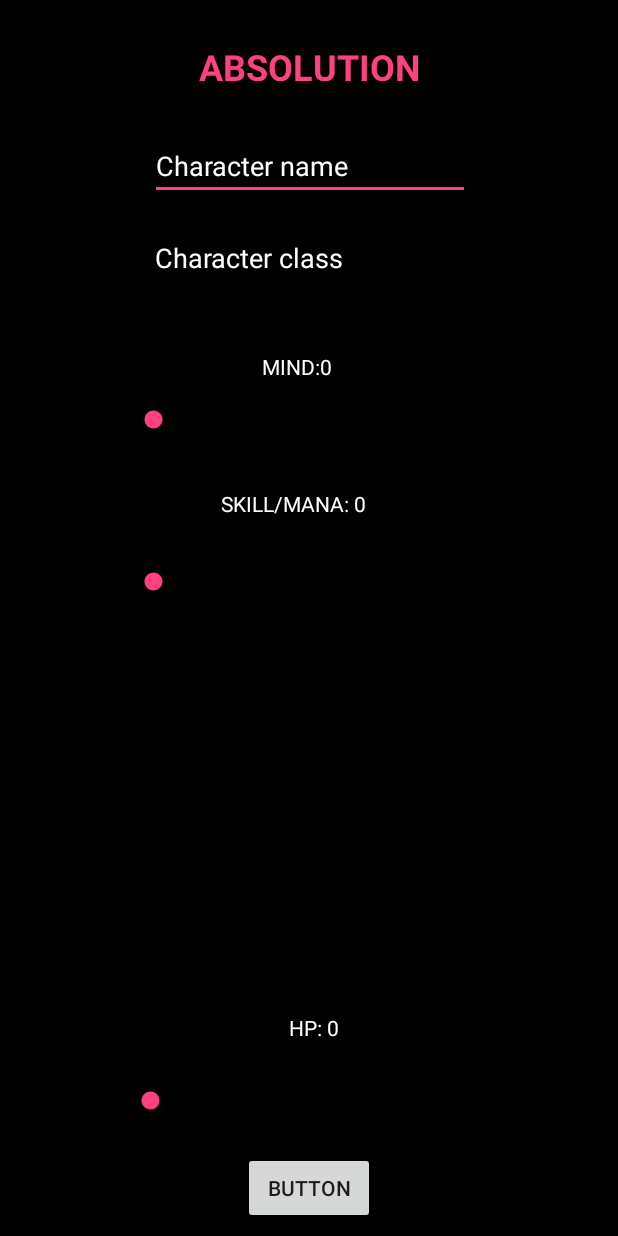
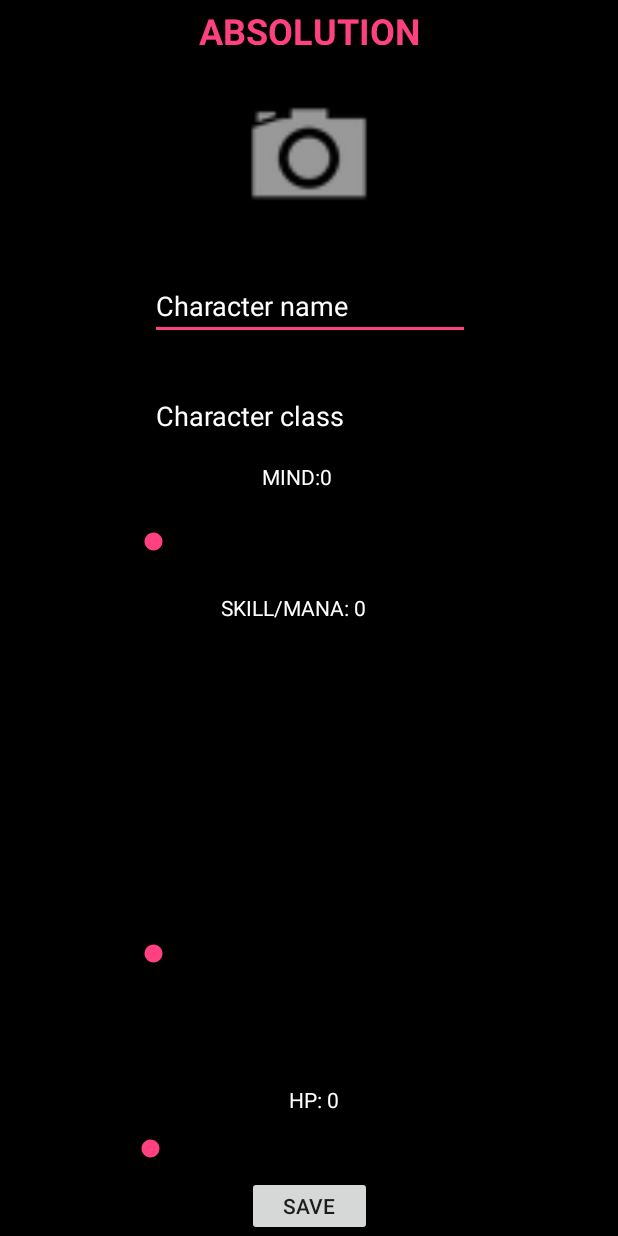
Before and after one commit to Risto12/Absolution, an Android app: the screen it shows after launch (CharCreation before the commit, CharCreationActivity after it), after a tap on "CREATE NEW CHARACTER", on a phone screen of 412 x 824 dp. Run offline under Robolectric (Android 15) with nearby library versions, the phone set to English and light mode, and no system bars.

Commit message:
NewChar done ;

```diff
--- a/app/src/main/AndroidManifest.xml
+++ b/app/src/main/AndroidManifest.xml
@@ -16,7 +16,8 @@
                 <category android:name="android.intent.category.LAUNCHER" />
             </intent-filter>
         </activity>
-        <activity android:name=".CharCreation"></activity>
+        <activity android:name=".CharCreationActivity" />
+        <activity android:name=".CharActivity"></activity>
     </application>
 
 </manifest>
--- a/app/src/main/java/com/example/root/absolution2/DataBase.kt
+++ b/app/src/main/java/com/example/root/absolution2/DataBase.kt
@@ -9,28 +9,49 @@ import android.widget.Toast
 
 
 
-
 class DataBase(context: Context) : SQLiteOpenHelper(context,"AbsolutionDB",null,1){
 
+
+
     val primary = "PRIMARY KEY"
-    val charTable = "characters"
+    val itemTable = "item"
+    val charTable = "character"
     val charId = "id"
     val charIdType = "INTEGER"
     val charName =  "name"
     val charNameType ="TEXT"
+    val charHP = "hp"
+    val charHPType = "Integer"
+    val charMind = "mind"
+    val charMindType = "Integer"
+    val charSkill = "skill"
+    val charSkillType = "Integer"
+    val charPic = "pic"
+    val charPicType ="blob"
+    val charGold = "gold"
+    val charGoldType ="Integer"
+
+    val bagItem = "item"
+    val bagItemType = "Text"
+
+
 
 
     override fun onCreate(db: SQLiteDatabase?) {
 
-        println("TABLE CREATION")
+        val sql : String = "CREATE TABLE $charTable ($charId $charIdType $primary,$charName $charNameType,$charHP $charHPType,$charMind $charMindType,$charSkill $charSkillType,$charPic $charPicType,$charGold $charGoldType)"
+
+        println(sql)
         try {
 
-            db!!.execSQL("CREATE TABLE $charTable ($charId $charId $primary, $charName $charNameType)");
+            db!!.execSQL(sql);
 
         }catch(err: Exception){
             println("ERR Sqlite onCreate " + err.toString())
+        }finally {
+
         }
-        db!!.close()
+
     }
 
     override fun onUpgrade(db: SQLiteDatabase?, oldVersion: Int, newVersion: Int) {
@@ -40,13 +61,21 @@ class DataBase(context: Context) : SQLiteOpenHelper(context,"AbsolutionDB",null,
 
     fun createCharacter(newChar : NewChar){
 
-        val db = writable();
-        val cv = ContentValues();
-        cv.put(charName,newChar.name);
+        val db = this.writableDatabase
+
+        val cv = ContentValues()
+
+        cv.put(charName,newChar.name)
+        cv.put(charHP,newChar.hp)
+        cv.put(charMind,newChar.mind)
+        cv.put(charSkill,newChar.skill)
+        cv.put(charPic,1)
+        cv.put(charGold,newChar.gold)
+
+
+
 
         val result = db.insert(charTable,null,cv)
-
-
 
         if(result == -1L){
             println("ERRROR inserting result")
@@ -56,10 +85,10 @@ class DataBase(context: Context) : SQLiteOpenHelper(context,"AbsolutionDB",null,
         db.close()
     }
 
-    fun dellChar(name: String){
+    fun dellChar(id: Int){
 
-        val db = writable()
-        println(db.execSQL("DELETE FROM $charTable WHERE $charName=\"$name\""))
+        val db = this.writableDatabase
+        println(db.execSQL("DELETE FROM $charTable WHERE $charId=$id"))
         db.close()
     }
 
@@ -67,7 +96,7 @@ class DataBase(context: Context) : SQLiteOpenHelper(context,"AbsolutionDB",null,
     fun getCharacters() : ArrayList<NewChar>{
 
         val res = ArrayList<NewChar>();
-        val db = writable()
+        val db = this.writableDatabase
 
         val result = db.rawQuery("SELECT * FROM $charTable",null)
 
@@ -77,7 +106,9 @@ class DataBase(context: Context) : SQLiteOpenHelper(context,"AbsolutionDB",null,
         }
 
         while(result.moveToNext()){
-            res.add(NewChar(result.getInt(0),result.getString(1)))
+            println(result.getInt(0))
+            res.add(NewChar(result.getInt(0),result.getString(1),result.getInt(2),result.getInt(3),
+                    result.getInt(4), null, result.getInt(6)))
         }
 
         db.close()
@@ -87,7 +118,7 @@ class DataBase(context: Context) : SQLiteOpenHelper(context,"AbsolutionDB",null,
     fun getCharacter(id: Integer) : NewChar{
 
 
-        val db = writable()
+        val db = this.writableDatabase
 
         val result = db.rawQuery("SELECT * FROM $charTable WHERE id=$id",null)
 
@@ -99,7 +130,7 @@ class DataBase(context: Context) : SQLiteOpenHelper(context,"AbsolutionDB",null,
         db.close()
         println(result.getString(1))
 
-        return NewChar(result.getInt(0),result.getString(1));
+        return NewChar(result.getInt(0),result.getString(1),0,0,0,null,0);
 
 
 
@@ -112,13 +143,11 @@ class DataBase(context: Context) : SQLiteOpenHelper(context,"AbsolutionDB",null,
     //Dev functions
 
     fun DestroyTable(){
-        println("DROP TABLE RESULTS" + writable().execSQL("DROP TABLE $charTable"));
+        println("DROP TABLE RESULTS" + this.writableDatabase.execSQL("DROP TABLE $charTable"));
 
     }
 
 
-    private fun writable() : SQLiteDatabase{
-        return this.writableDatabase;
-    }
+
 
 }
--- a/app/src/main/java/com/example/root/absolution2/MainActivity.kt
+++ b/app/src/main/java/com/example/root/absolution2/MainActivity.kt
@@ -5,6 +5,7 @@ import android.content.Intent
 import android.content.pm.ActivityInfo
 import android.support.v7.app.AppCompatActivity
 import android.os.Bundle
+import android.support.v4.content.ContextCompat.startActivity
 import android.support.v7.widget.LinearLayoutManager
 import android.support.v7.widget.RecyclerView
 import android.view.LayoutInflater
@@ -17,46 +18,59 @@ import kotlinx.android.synthetic.main.character.view.*
 
 class MainActivity : AppCompatActivity() {
 
+
     var database = DataBase(this);
 
-    val list = ArrayList<NewChar>();
+    fun startCharAct(id: Int){
+        val intent = Intent(this, CharActivity::class.java)
 
-
+        startActivity(intent)
+    }
 
     fun loadChars(){
 
-        database.getCharacters().forEach { list.add(NewChar(it.id,it.name)) }
+        val list = ArrayList<NewChar>();
+
+        database.getCharacters().forEach { list.add(NewChar(it.id,it.name,it.hp,it.mind,it.skill,it.pic,it.gold)) }
+
+        playerList.adapter = CharAdapter(list, this,this)
     }
 
     override fun onCreate(savedInstanceState: Bundle?) {
         super.onCreate(savedInstanceState)
         setContentView(R.layout.activity_main)
         setRequestedOrientation (ActivityInfo.SCREEN_ORIENTATION_PORTRAIT);
-        //this.deleteDatabase("AbsolutionDB");
-        //database.insertData(NewChar(1,"Petteri"))
 
-        loadChars();
+       //this.deleteDatabase("AbsolutionDB");
+
+        loadChars()
 
         playerList.layoutManager = LinearLayoutManager(this)
 
-        playerList.adapter = CharAdapter(list, this)
 
-        //refreshing
         create.setOnClickListener {
-            /*list.removeAll(list);
-            database.getCharacters().forEach { list.add(NewChar(it.id,it.name)) }
-            playerList.adapter = CharAdapter(list, this)
-            */
-            val intent = Intent(this, CharCreation::class.java)
+
+            val intent = Intent(this, CharCreationActivity::class.java)
+
             startActivity(intent)
 
         }
 
+
+
+    }
+
+
+    override fun onRestart() {
+        super.onRestart()
+        loadChars()
     }
 
 }
 
-private class CharAdapter(val items : ArrayList<NewChar>, val context: Context) : RecyclerView.Adapter<ViewHolder>() {
+private class CharAdapter(val items : ArrayList<NewChar>, val context: Context,main: MainActivity) : RecyclerView.Adapter<ViewHolder>() {
+
+   private val main = main;
 
     override fun onCreateViewHolder(parent: ViewGroup, viewType: Int): ViewHolder {
 
@@ -70,7 +84,11 @@ private class CharAdapter(val items : ArrayList<NewChar>, val context: Context)
     override fun onBindViewHolder(holder: ViewHolder, position: Int) {
         holder?.character?.text = items.get(position).name;
         // each item on map gets an listener
-        holder?.character?.setOnClickListener { Toast.makeText(context,items.get(position).id.toString(),Toast.LENGTH_LONG).show() }
+        holder?.character?.setOnClickListener {
+            main.startCharAct(2)
+
+        }
+        holder?.character?.setOnLongClickListener {Toast.makeText(context,"hello",Toast.LENGTH_LONG).show(); true}
     }
 
     // Gets the number of animals in the list
@@ -88,3 +106,21 @@ class ViewHolder (view: View) : RecyclerView.ViewHolder(view) {
 
 
 }
+
+
+/* dev
+    override fun onResume() {
+        super.onResume()
+        println("Onresume")
+    }
+
+    override fun onStart() {
+        super.onStart()
+        println("OnStart")
+    }
+
+    override fun onStop() {
+        super.onStop()
+        println("OnSttop")
+    }
+*/
--- a/app/src/main/res/layout/activity_char_creation.xml
+++ b/app/src/main/res/layout/activity_char_creation.xml
@@ -5,7 +5,7 @@
     android:layout_width="match_parent"
     android:layout_height="match_parent"
     android:background="#FF000000"
-    tools:context=".CharCreation">
+    tools:context=".CharCreationActivity">
 
     <TextView
         android:id="@+id/Header"
@@ -13,7 +13,7 @@
         android:layout_height="26dp"
         android:layout_marginEnd="8dp"
         android:layout_marginStart="8dp"
-        android:layout_marginTop="28dp"
+        android:layout_marginTop="4dp"
         android:text="ABSOLUTION"
         android:textAlignment="center"
         android:textColor="?android:attr/colorControlActivated"
@@ -25,23 +25,23 @@
 
     <Button
         android:id="@+id/returnBT"
-        android:layout_width="wrap_content"
-        android:layout_height="wrap_content"
-        android:layout_marginBottom="8dp"
+        android:layout_width="83dp"
+        android:layout_height="40dp"
         android:layout_marginEnd="8dp"
         android:layout_marginStart="8dp"
-        android:text="Button"
+        android:text="SAVE"
         app:layout_constraintBottom_toBottomOf="parent"
         app:layout_constraintEnd_toEndOf="parent"
+        app:layout_constraintHorizontal_bias="0.501"
         app:layout_constraintStart_toStartOf="parent" />
 
     <EditText
-        android:id="@+id/charName"
+        android:id="@+id/charNam"
         android:layout_width="wrap_content"
         android:layout_height="wrap_content"
         android:layout_marginEnd="8dp"
         android:layout_marginStart="8dp"
-        android:layout_marginTop="88dp"
+        android:layout_marginTop="24dp"
         android:ems="10"
         android:inputType="textPersonName"
         android:text="Character name"
@@ -49,13 +49,12 @@
         app:layout_constraintEnd_toEndOf="parent"
         app:layout_constraintHorizontal_bias="0.503"
         app:layout_constraintStart_toStartOf="parent"
-        app:layout_constraintTop_toTopOf="parent" />
+        app:layout_constraintTop_toBottomOf="@+id/camPic" />
 
     <SeekBar
         android:id="@+id/hpBar"
         android:layout_width="245dp"
         android:layout_height="35dp"
-        android:layout_marginBottom="16dp"
         android:layout_marginEnd="8dp"
         android:layout_marginStart="8dp"
         app:layout_constraintBottom_toTopOf="@+id/returnBT"
@@ -67,7 +66,7 @@
         android:id="@+id/hpView"
         android:layout_width="43dp"
         android:layout_height="17dp"
-        android:layout_marginBottom="24dp"
+        android:layout_marginBottom="8dp"
         android:layout_marginEnd="128dp"
         android:layout_marginStart="8dp"
         android:text="HP: 0"
@@ -83,14 +82,15 @@
         android:layout_height="wrap_content"
         android:layout_marginEnd="8dp"
         android:layout_marginStart="8dp"
-        android:layout_marginTop="16dp"
+        android:layout_marginTop="28dp"
         android:ems="10"
         android:inputType="textPersonName"
         android:text="Character class"
         android:textColor="@android:color/background_light"
         app:layout_constraintEnd_toEndOf="parent"
+        app:layout_constraintHorizontal_bias="0.503"
         app:layout_constraintStart_toStartOf="parent"
-        app:layout_constraintTop_toBottomOf="@+id/charName" />
+        app:layout_constraintTop_toBottomOf="@+id/charNam" />
 
     <TextView
         android:id="@+id/mindView"
@@ -98,7 +98,7 @@
         android:layout_height="20dp"
         android:layout_marginEnd="8dp"
         android:layout_marginStart="8dp"
-        android:layout_marginTop="40dp"
+        android:layout_marginTop="8dp"
         android:text="MIND:0"
         android:textColor="@android:color/background_light"
         app:layout_constraintEnd_toEndOf="parent"
@@ -112,7 +112,7 @@
         android:layout_height="35dp"
         android:layout_marginEnd="8dp"
         android:layout_marginStart="8dp"
-        android:layout_marginTop="8dp"
+        android:layout_marginTop="16dp"
         app:layout_constraintEnd_toEndOf="parent"
         app:layout_constraintStart_toStartOf="parent"
         app:layout_constraintTop_toBottomOf="@+id/mindView" />
@@ -123,10 +123,11 @@
         android:layout_height="22dp"
         android:layout_marginEnd="8dp"
         android:layout_marginStart="8dp"
-        android:layout_marginTop="28dp"
+        android:layout_marginTop="16dp"
         android:text="SKILL/MANA: 0"
         android:textColor="@android:color/background_light"
         app:layout_constraintEnd_toEndOf="parent"
+        app:layout_constraintHorizontal_bias="0.501"
         app:layout_constraintStart_toStartOf="parent"
         app:layout_constraintTop_toBottomOf="@+id/mindBar" />
 
@@ -142,7 +143,19 @@
         app:layout_constraintEnd_toEndOf="parent"
         app:layout_constraintStart_toStartOf="parent"
         app:layout_constraintTop_toBottomOf="@+id/skillView"
-        app:layout_constraintVertical_bias="0.0" />
+        app:layout_constraintVertical_bias="0.75" />
+
+    <ImageView
+        android:id="@+id/camPic"
+        android:layout_width="237dp"
+        android:layout_height="107dp"
+        android:layout_marginEnd="8dp"
+        android:layout_marginStart="8dp"
+        android:layout_marginTop="20dp"
+        app:layout_constraintEnd_toEndOf="parent"
+        app:layout_constraintStart_toStartOf="parent"
+        app:layout_constraintTop_toBottomOf="@+id/Header"
+        app:srcCompat="@android:drawable/ic_menu_camera" />
 
 
 </android.support.constraint.ConstraintLayout>
```
Also changed, not shown: app/src/main/java/com/example/root/absolution2/CharActivity.kt (added, +110 -0 lines), app/src/main/java/com/example/root/absolution2/CharCreationActivity.kt (renamed from app/src/main/java/com/example/root/absolution2/CharCreation.kt, +53 -4 lines), app/src/main/java/com/example/root/absolution2/NewChar.kt (+9 -2 lines), app/src/main/res/layout/activity_char.xml (added, +191 -0 lines).
